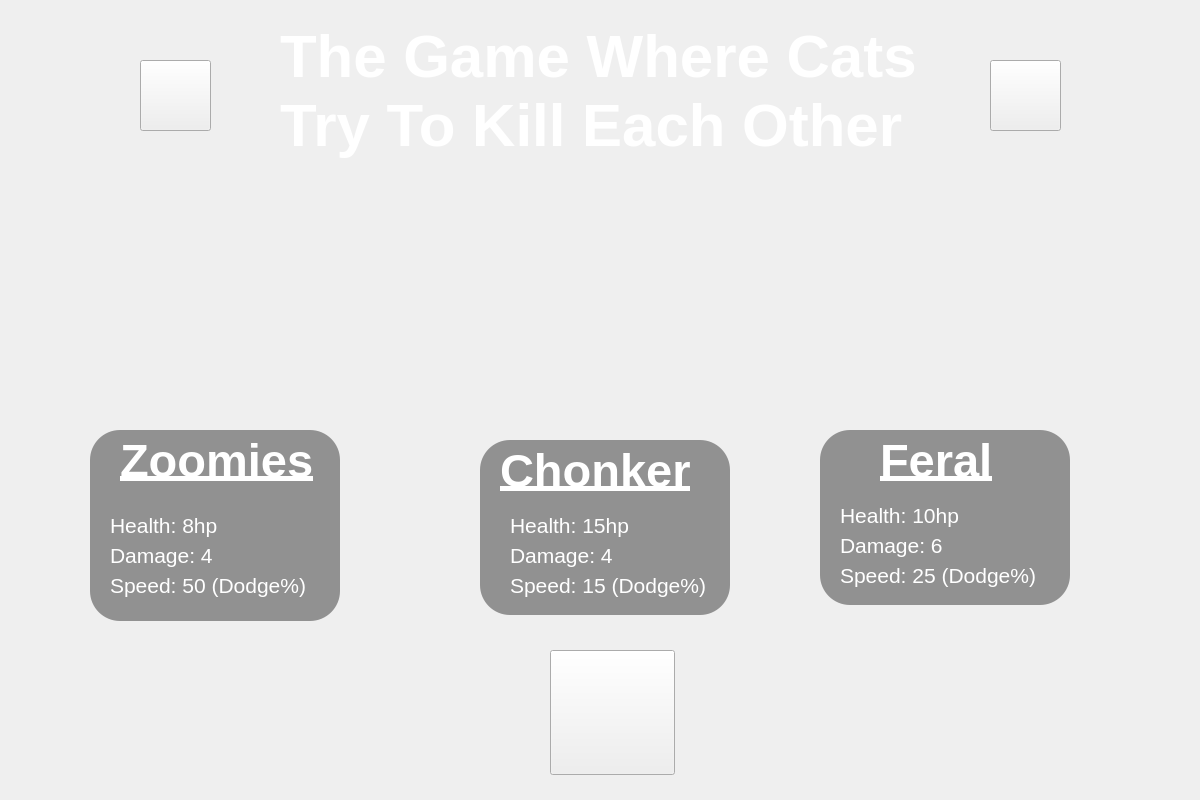
Qt form Client/selectionwindow.ui (ITIFA12A25/The-game-where-cats-try-to-kill-each-other) before a commit.
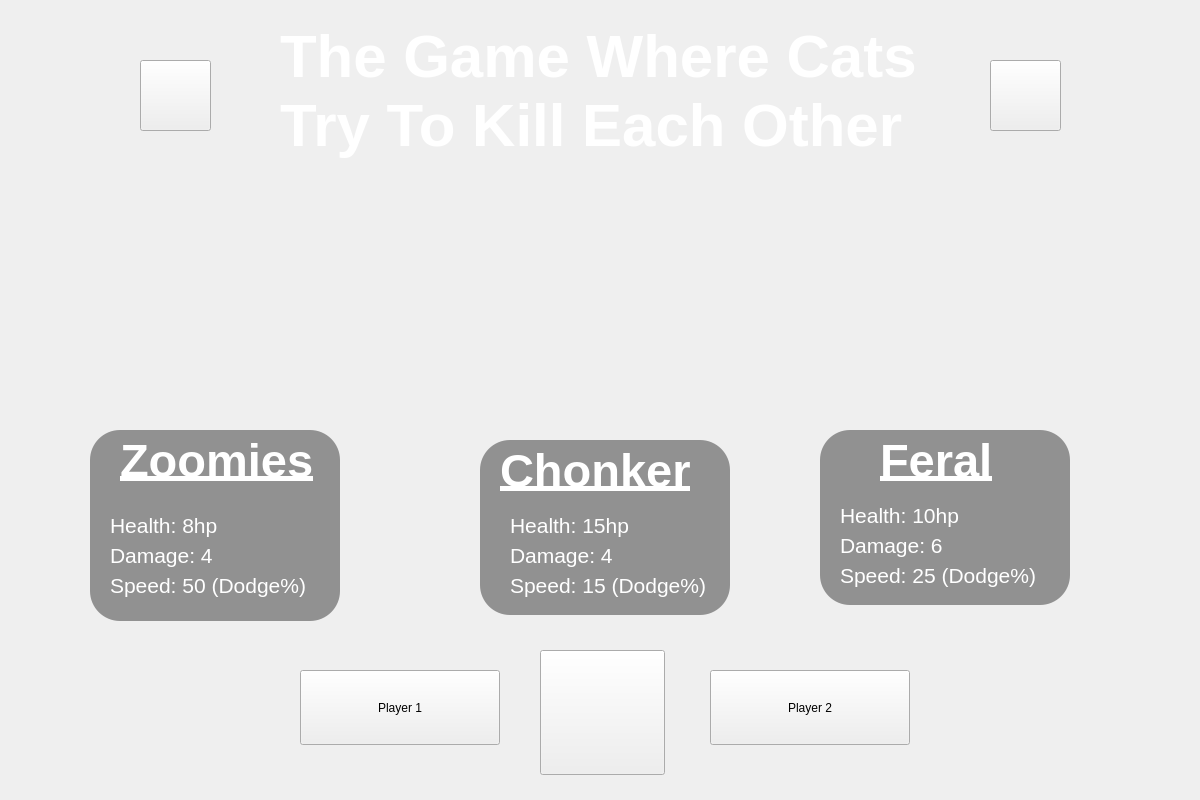
The same form after that commit. Icons and pictures are not drawn.

What changed in the file:
```diff
--- a/Client/selectionwindow.ui
+++ b/Client/selectionwindow.ui
@@ -133,9 +133,9 @@
   <widget class="QPushButton" name="pushButton_4">
    <property name="geometry">
     <rect>
-     <x>30</x>
-     <y>120</y>
-     <width>350</width>
+     <x>50</x>
+     <y>130</y>
+     <width>340</width>
      <height>350</height>
     </rect>
    </property>
@@ -161,7 +161,7 @@
    <property name="geometry">
     <rect>
      <x>780</x>
-     <y>190</y>
+     <y>130</y>
      <width>350</width>
      <height>350</height>
     </rect>
@@ -443,7 +443,7 @@
   <widget class="QPushButton" name="pushButton_6">
    <property name="geometry">
     <rect>
-     <x>550</x>
+     <x>540</x>
      <y>650</y>
      <width>125</width>
      <height>125</height>
@@ -528,6 +528,32 @@
     <string/>
    </property>
   </widget>
+  <widget class="QPushButton" name="pushButton_7">
+   <property name="geometry">
+    <rect>
+     <x>300</x>
+     <y>670</y>
+     <width>200</width>
+     <height>75</height>
+    </rect>
+   </property>
+   <property name="text">
+    <string>Player 1</string>
+   </property>
+  </widget>
+  <widget class="QPushButton" name="pushButton_8">
+   <property name="geometry">
+    <rect>
+     <x>710</x>
+     <y>670</y>
+     <width>200</width>
+     <height>75</height>
+    </rect>
+   </property>
+   <property name="text">
+    <string>Player 2</string>
+   </property>
+  </widget>
   <zorder>label_14</zorder>
   <zorder>label_17</zorder>
   <zorder>label_16</zorder>
```
Left out of the diff: 8 changed lines with no effect on the pictures.
